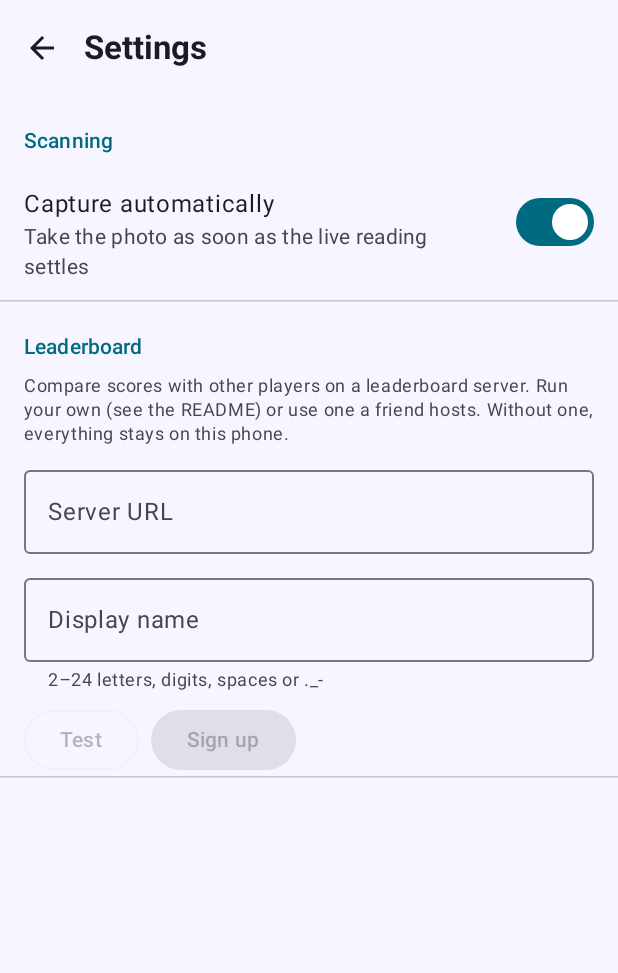
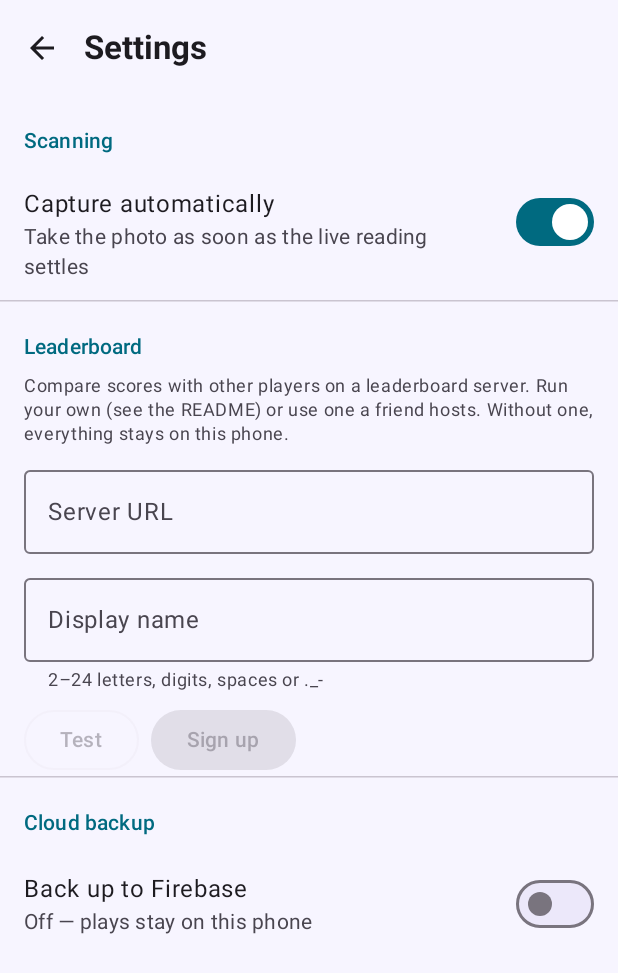
Before and after one commit to TehoUbi/DDRTrack, an Android app built with Jetpack Compose: the SettingsScreen screen opened through its navigation route, on a phone screen of 412 x 824 dp. Shown: the top 973 px of the screen. Run offline under Robolectric (Android 15) with nearby library versions, the phone set to English and light mode, and no system bars; our stand-ins replace Dagger/Hilt's generated code, Firebase (no records; nobody signed in at launch, a user with empty details on screens opened directly), Room's generated code.

Commit message:
feat(cloud): back the play log up to Firestore
Room stays the source of truth. Firebase holds a per-player copy so the
log survives a lost phone and moves to a new one.

- Anonymous Firebase Auth, with data under users/{uid}: plays/{id} (one
  flat document per play, tombstones included) and sessions/{id}
  (derived summaries, so a session-level analysis doesn't need every
  play). The user document keeps totals.
- Room v4 adds plays.cloud_dirty. Saves and deletes set it. A push
  clears it only if updated_at is unchanged, the same guard the
  leaderboard upload uses.
- Pull pages through plays with updatedAt above a stored high-water
  mark. Last writer wins (core SyncMerge; a tie keeps the local row),
  and sessions are regrouped once rows have been applied.
- Pushes go in 400-write batches, under Firestore's 500 limit. The
  sessions collection is replaced to match the local set.
- Runs from the same WorkManager triggers as leaderboard uploads, plus
  a 12-hourly catch-up.
- Settings: a backup switch with status (synced time, counts up and
  down, or the last error), plus Sync now.
- With no google-services.json there is no Firebase app, and Settings
  says the build has no Firebase project instead of offering the switch.
- firebase/firestore.rules lets each user reach only their own tree
  and type-checks play documents. firebase.json points the CLI at it.

```diff
--- a/app/src/main/kotlin/com/tehoubi/ddrtracker/data/local/Entities.kt
+++ b/app/src/main/kotlin/com/tehoubi/ddrtracker/data/local/Entities.kt
@@ -46,6 +46,8 @@ data class PlayEntity(
     /** Where this play stands with the leaderboard; see [LeaderboardStatus]. */
     @ColumnInfo(name = "leaderboard_status", defaultValue = "PENDING") val leaderboardStatus: String = LeaderboardStatus.PENDING,
     @ColumnInfo(name = "leaderboard_error") val leaderboardError: String? = null,
+    /** Changed since the last Firestore push. */
+    @ColumnInfo(name = "cloud_dirty", defaultValue = "1") val cloudDirty: Boolean = true,
 )
 
 object LeaderboardStatus {
--- a/app/src/main/kotlin/com/tehoubi/ddrtracker/data/settings/SettingsRepository.kt
+++ b/app/src/main/kotlin/com/tehoubi/ddrtracker/data/settings/SettingsRepository.kt
@@ -6,6 +6,7 @@ import androidx.datastore.core.DataStore
 import androidx.datastore.preferences.core.Preferences
 import androidx.datastore.preferences.core.booleanPreferencesKey
 import androidx.datastore.preferences.core.edit
+import androidx.datastore.preferences.core.longPreferencesKey
 import androidx.datastore.preferences.core.stringPreferencesKey
 import androidx.datastore.preferences.core.stringSetPreferencesKey
 import androidx.datastore.preferences.preferencesDataStore
@@ -34,6 +35,11 @@ data class Settings(
     val autoSubmit: Boolean = true,
     /** Players saved on the Compare tab. */
     val rivals: List<PlayerSummary> = emptyList(),
+    /** Back the log up to Firestore (only offered when the build has Firebase). */
+    val cloudSync: Boolean = false,
+    val cloudSyncedAt: Long? = null,
+    /** High-water mark of remote updatedAt already pulled. */
+    val cloudPulledAt: Long = 0,
 )
 
 val Context.settingsDataStore: DataStore<Preferences> by preferencesDataStore(name = "settings")
@@ -52,6 +58,9 @@ class SettingsRepository(private val store: DataStore<Preferences>) {
         val accountServer = stringPreferencesKey("account_server")
         val autoSubmit = booleanPreferencesKey("auto_submit")
         val rivals = stringSetPreferencesKey("rivals")
+        val cloudSync = booleanPreferencesKey("cloud_sync")
+        val cloudSyncedAt = longPreferencesKey("cloud_synced_at")
+        val cloudPulledAt = longPreferencesKey("cloud_pulled_at")
     }
 
     val settings: Flow<Settings> = store.data.map { p ->
@@ -70,6 +79,9 @@ class SettingsRepository(private val store: DataStore<Preferences>) {
             account = account?.takeIf { it.serverUrl == p[Keys.serverUrl].orEmpty() && it.token.isNotEmpty() },
             autoSubmit = p[Keys.autoSubmit] ?: true,
             rivals = p[Keys.rivals].orEmpty().mapNotNull { decodeRival(it) }.sortedBy { it.displayName.lowercase() },
+            cloudSync = p[Keys.cloudSync] ?: false,
+            cloudSyncedAt = p[Keys.cloudSyncedAt],
+            cloudPulledAt = p[Keys.cloudPulledAt] ?: 0,
         )
     }
 
@@ -90,6 +102,10 @@ class SettingsRepository(private val store: DataStore<Preferences>) {
 
     suspend fun setDisplayName(name: String) = store.edit { it[Keys.displayName] = name }
 
+    suspend fun setCloudSync(enabled: Boolean) = store.edit { it[Keys.cloudSync] = enabled }
+    suspend fun setCloudSyncedAt(at: Long) = store.edit { it[Keys.cloudSyncedAt] = at }
+    suspend fun setCloudPulledAt(at: Long) = store.edit { it[Keys.cloudPulledAt] = at }
+
     suspend fun addRival(rival: PlayerSummary) = store.edit { p ->
         val others = p[Keys.rivals].orEmpty().filterNot { decodeRival(it)?.playerId == rival.playerId }
         p[Keys.rivals] = (others + "${rival.playerId}\t${rival.displayName}").toSet()
--- a/app/src/main/kotlin/com/tehoubi/ddrtracker/ui/settings/SettingsScreen.kt
+++ b/app/src/main/kotlin/com/tehoubi/ddrtracker/ui/settings/SettingsScreen.kt
@@ -36,6 +36,7 @@ import androidx.compose.ui.text.input.KeyboardType
 import androidx.compose.ui.unit.dp
 import androidx.hilt.navigation.compose.hiltViewModel
 import androidx.lifecycle.compose.collectAsStateWithLifecycle
+import com.tehoubi.ddrtracker.cloud.CloudStatus
 
 @Composable
 fun SettingsScreen(onBack: () -> Unit, viewModel: SettingsViewModel = hiltViewModel()) {
@@ -53,6 +54,8 @@ fun SettingsScreen(onBack: () -> Unit, viewModel: SettingsViewModel = hiltViewMo
             rename = viewModel::rename,
             signOut = viewModel::signOut,
             retryRejected = viewModel::retryRejected,
+            setCloudSync = viewModel::setCloudSync,
+            syncCloudNow = viewModel::syncCloudNow,
             onMessageShown = viewModel::onMessageShown,
         ),
     )
@@ -68,6 +71,8 @@ class SettingsActions(
     val rename: () -> Unit = {},
     val signOut: () -> Unit = {},
     val retryRejected: () -> Unit = {},
+    val setCloudSync: (Boolean) -> Unit = {},
+    val syncCloudNow: () -> Unit = {},
     val onMessageShown: () -> Unit = {},
 )
 
@@ -156,6 +161,51 @@ fun SettingsContent(state: SettingsUiState, onBack: () -> Unit, actions: Setting
                 }
             }
             HorizontalDivider()
+
+            SettingsHeader("Cloud backup")
+            CloudSection(state, actions)
+        }
+    }
+}
+
+private val syncedFormat = java.time.format.DateTimeFormatter.ofPattern("MMM d, h:mm a").withZone(java.time.ZoneId.systemDefault())
+
+@Composable
+private fun CloudSection(state: SettingsUiState, actions: SettingsActions) {
+    if (!state.cloudAvailable) {
+        Text(
+            "This build has no Firebase project configured, so plays are stored on this phone only. " +
+                "Add app/google-services.json and rebuild to enable backup (see the README).",
+            style = MaterialTheme.typography.bodySmall,
+            color = MaterialTheme.colorScheme.onSurfaceVariant,
+            modifier = Modifier.padding(horizontal = 16.dp),
+        )
+        return
+    }
+    val status = state.cloudStatus
+    ListItem(
+        headlineContent = { Text("Back up to Firebase") },
+        supportingContent = {
+            Text(
+                when (status) {
+                    CloudStatus.Unavailable -> "Unavailable"
+                    CloudStatus.Off -> "Off — plays stay on this phone"
+                    CloudStatus.Syncing -> "Syncing…"
+                    is CloudStatus.Synced -> "Synced ${syncedFormat.format(java.time.Instant.ofEpochMilli(status.atMillis))} · " +
+                        "${status.pushed} up, ${status.pulled} down"
+                    is CloudStatus.Failed -> "Last sync failed: ${status.message}"
+                } + (state.settings.cloudSyncedAt?.takeIf { status == CloudStatus.Off && state.settings.cloudSync }
+                    ?.let { " · last synced ${syncedFormat.format(java.time.Instant.ofEpochMilli(it))}" } ?: "")
+            )
+        },
+        trailingContent = { Switch(checked = state.settings.cloudSync, onCheckedChange = actions.setCloudSync) },
+    )
+    if (state.settings.cloudSync) {
+        Row(Modifier.padding(horizontal = 8.dp), verticalAlignment = androidx.compose.ui.Alignment.CenterVertically) {
+            TextButton(onClick = actions.syncCloudNow, enabled = status != CloudStatus.Syncing) { Text("Sync now") }
+            state.cloudUserId?.let {
+                Text("Account ${it.take(8)}…", style = MaterialTheme.typography.bodySmall, color = MaterialTheme.colorScheme.onSurfaceVariant)
+            }
         }
     }
 }
--- a/app/src/main/kotlin/com/tehoubi/ddrtracker/ui/settings/SettingsViewModel.kt
+++ b/app/src/main/kotlin/com/tehoubi/ddrtracker/ui/settings/SettingsViewModel.kt
@@ -2,6 +2,8 @@ package com.tehoubi.ddrtracker.ui.settings
 
 import androidx.lifecycle.ViewModel
 import androidx.lifecycle.viewModelScope
+import com.tehoubi.ddrtracker.cloud.CloudStatus
+import com.tehoubi.ddrtracker.cloud.CloudSync
 import com.tehoubi.ddrtracker.data.LeaderboardRepository
 import com.tehoubi.ddrtracker.data.UploadCounts
 import com.tehoubi.ddrtracker.data.settings.Settings
@@ -20,6 +22,9 @@ import javax.inject.Inject
 
 data class SettingsUiState(
     val settings: Settings = Settings(),
+    val cloudAvailable: Boolean = false,
+    val cloudStatus: CloudStatus = CloudStatus.Off,
+    val cloudUserId: String? = null,
     val uploads: UploadCounts = UploadCounts(),
     val serverUrlDraft: String = "",
     val nameDraft: String = "",
@@ -31,12 +36,21 @@ data class SettingsUiState(
 class SettingsViewModel @Inject constructor(
     private val repository: SettingsRepository,
     private val leaderboard: LeaderboardRepository,
+    private val cloud: CloudSync,
 ) : ViewModel() {
 
     private val drafts = MutableStateFlow(SettingsUiState())
 
-    val uiState: StateFlow<SettingsUiState> = combine(repository.settings, leaderboard.uploadCounts, drafts) { s, u, d ->
-        d.copy(settings = s, uploads = u)
+    val uiState: StateFlow<SettingsUiState> = combine(
+        repository.settings, leaderboard.uploadCounts, cloud.status, drafts,
+    ) { s, u, c, d ->
+        d.copy(
+            settings = s,
+            uploads = u,
+            cloudAvailable = cloud.isAvailable,
+            cloudStatus = if (!cloud.isAvailable) CloudStatus.Unavailable else c,
+            cloudUserId = cloud.currentUserId(),
+        )
     }.stateIn(viewModelScope, SharingStarted.WhileSubscribed(5_000), SettingsUiState())
 
     init {
@@ -48,6 +62,17 @@ class SettingsViewModel @Inject constructor(
 
     fun setAutoCapture(enabled: Boolean) = launch { repository.setAutoCapture(enabled) }
     fun setAutoSubmit(enabled: Boolean) = launch { repository.setAutoSubmit(enabled) }
+    fun setCloudSync(enabled: Boolean) {
+        viewModelScope.launch {
+            repository.setCloudSync(enabled)
+            if (enabled) cloud.sync()
+        }
+    }
+
+    fun syncCloudNow() {
+        viewModelScope.launch { cloud.sync() }
+    }
+
     fun onServerUrlChanged(url: String) = drafts.update { it.copy(serverUrlDraft = url) }
     fun onNameChanged(name: String) = drafts.update { it.copy(nameDraft = name) }
     fun onMessageShown() = drafts.update { it.copy(message = null) }
```
Also changed, not shown: app/src/main/kotlin/com/tehoubi/ddrtracker/cloud/CloudSync.kt (added, +132 -0 lines), app/src/main/kotlin/com/tehoubi/ddrtracker/cloud/CloudSyncWorker.kt (added, +19 -0 lines), app/src/main/kotlin/com/tehoubi/ddrtracker/cloud/FirestoreMapping.kt (added, +98 -0 lines), app/src/main/kotlin/com/tehoubi/ddrtracker/data/OfflineFirstPlayRepository.kt (+22 -0 lines), app/src/main/kotlin/com/tehoubi/ddrtracker/data/local/DdrDatabase.kt (+9 -2 lines), app/src/main/kotlin/com/tehoubi/ddrtracker/data/local/PlayDao.kt (+16 -1 lines), app/src/main/kotlin/com/tehoubi/ddrtracker/sync/SyncScheduler.kt (+16 -0 lines), core/src/main/kotlin/com/tehoubi/ddrtracker/core/stats/SyncMerge.kt (added, +12 -0 lines), 6 other files.
